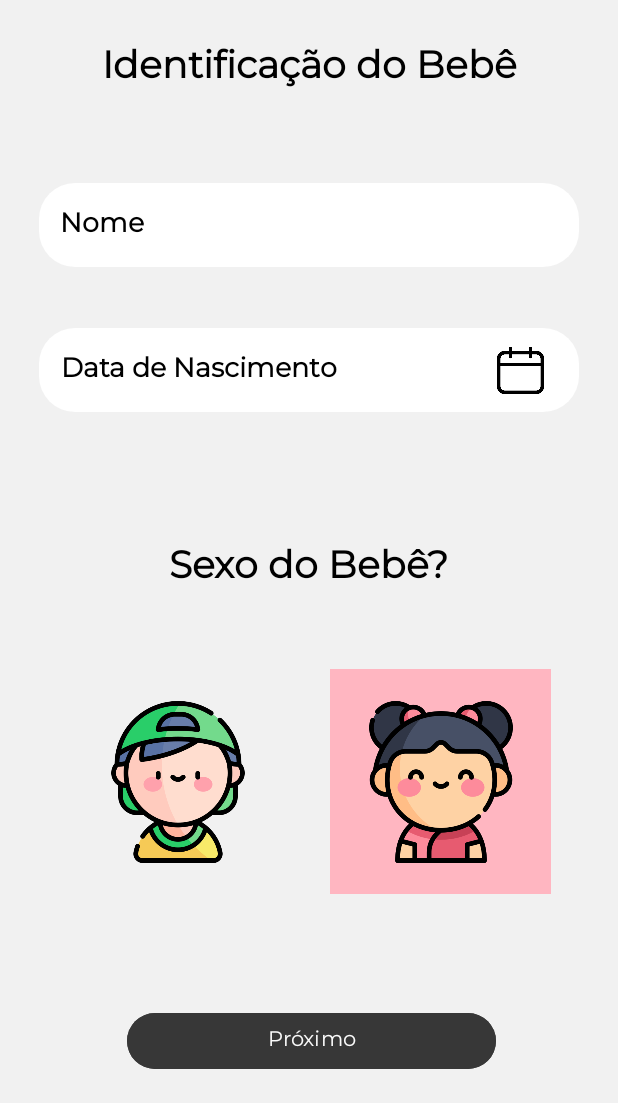
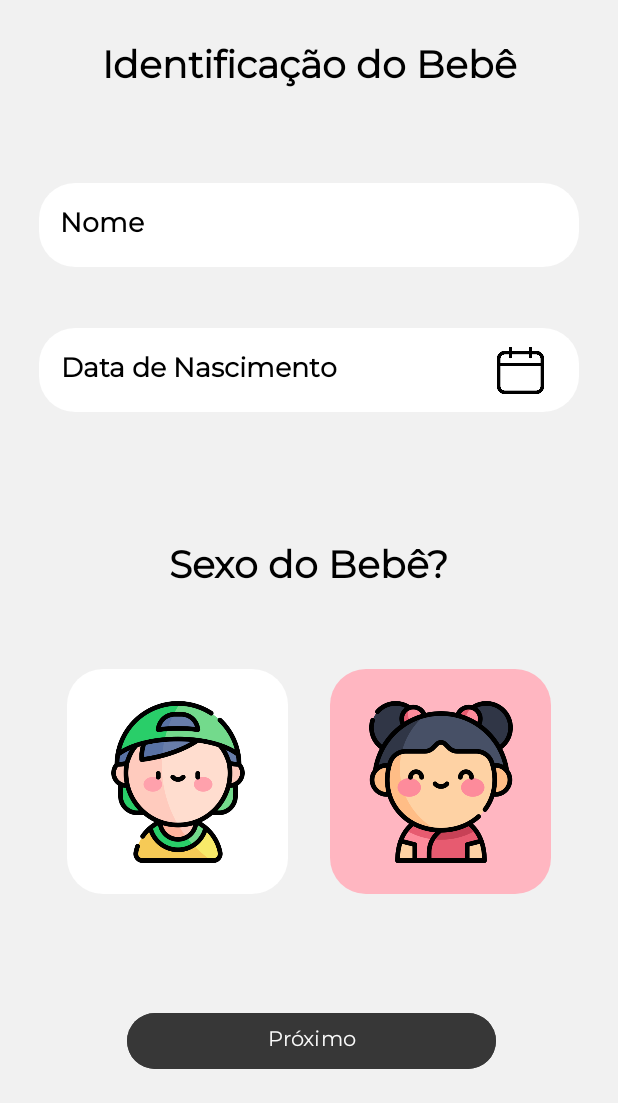
Before and after one commit to joaogpereira/Myson, an Android app: the WizardActivity screen opened directly, with no data from a screen before it, after a tap on an icon or button, on a phone screen of 412 x 824 dp, the part 133-1236 px from its top. Run offline under Robolectric (Android 15) with nearby library versions, the phone set to English and light mode, and no system bars; 1 other tap on this screen came first.

Commit message:
arrumando bug da toolbar

```diff
--- a/app/src/main/java/com/example/mysonapplication/WizardActivity.java
+++ b/app/src/main/java/com/example/mysonapplication/WizardActivity.java
@@ -1,6 +1,7 @@
 package com.example.mysonapplication;
 
 import android.graphics.Color;
+import android.graphics.drawable.GradientDrawable;
 import android.os.Bundle;
 import android.widget.EditText;
 import android.widget.ImageView;
@@ -31,18 +32,22 @@ public class WizardActivity extends MudarTemaActivity {
 
         imgMenino.setOnClickListener(v -> {
             if (selectedToolbar[0] != null) {
-                selectedToolbar[0].setBackgroundColor(Color.TRANSPARENT);
+                GradientDrawable bg = (GradientDrawable) selectedToolbar[0].getBackground();
+                bg.setColor(ContextCompat.getColor(this, R.color.Cor_container));
             }
-            toolbarMenino.setBackgroundColor(ContextCompat.getColor(WizardActivity.this, R.color.azul_bebe));
+            GradientDrawable bgMenino = (GradientDrawable) toolbarMenino.getBackground();
+            bgMenino.setColor(ContextCompat.getColor(this, R.color.azul_bebe));;
             selectedToolbar[0] = toolbarMenino;
         });
 
         imgMenina.setOnClickListener(v -> {
             if (selectedToolbar[0] != null) {
-                selectedToolbar[0].setBackgroundColor(Color.TRANSPARENT);
+                GradientDrawable bg = (GradientDrawable) selectedToolbar[0].getBackground();
+                bg.setColor(ContextCompat.getColor(this, R.color.Cor_container));
             }
 
-            toolbarMenina.setBackgroundColor(ContextCompat.getColor(WizardActivity.this, R.color.rosa_claro));
+            GradientDrawable bgMenina = (GradientDrawable) toolbarMenina.getBackground();
+            bgMenina.setColor(ContextCompat.getColor(this, R.color.rosa_claro));
             selectedToolbar[0] = toolbarMenina;
         });
 
```
